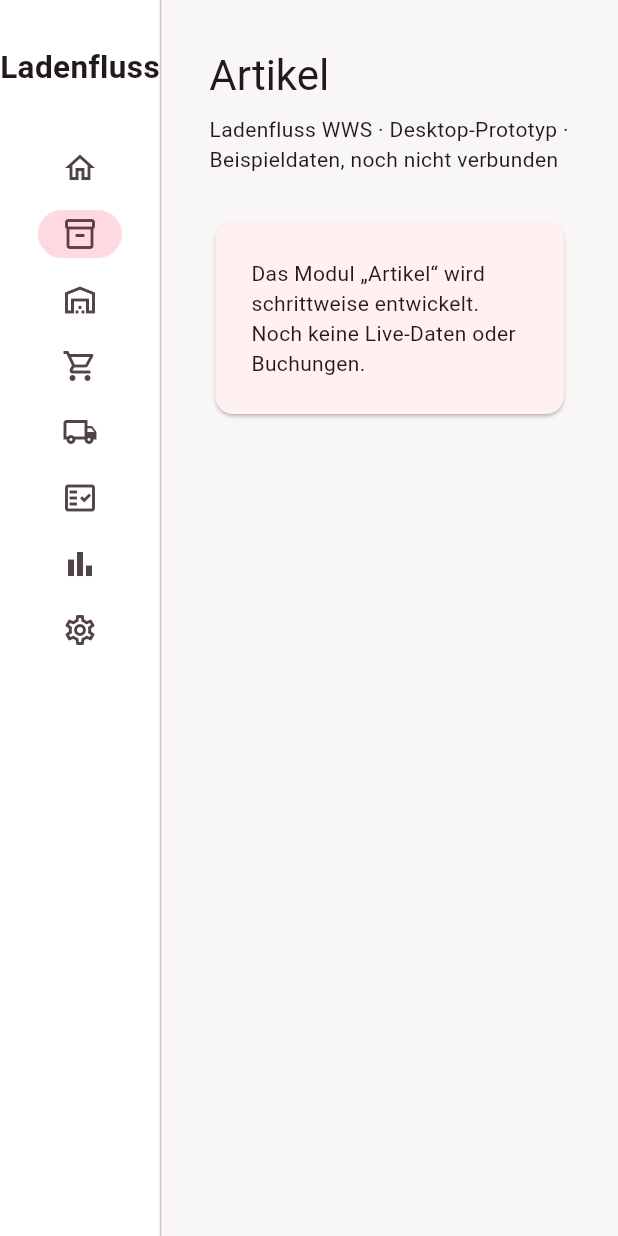
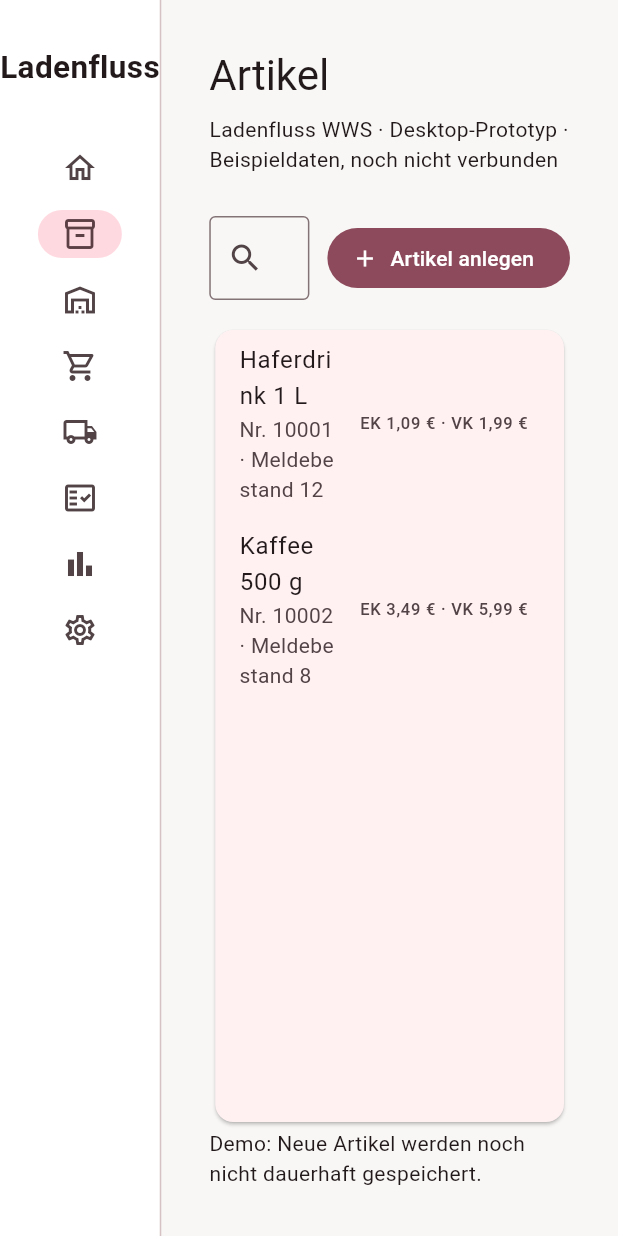
Before and after one commit to alexanderohm-netizen/ladenfluss-site, a Flutter app: the screen it shows after launch, after a tap on "Artikel", on a phone screen of 412 x 824 dp. Run offline on Flutter 3.47's test engine with Material 3 defaults, Android fonts, the phone set to English and light mode, and no system bars.

Commit message:
v1.5 WWS: connect article page to desktop navigation

```diff
--- a/desktop/lib/main.dart
+++ b/desktop/lib/main.dart
@@ -1,4 +1,5 @@
 import 'package:flutter/material.dart';
+import 'products_page.dart';
 
 void main() => runApp(const LadenflussApp());
 
@@ -74,7 +75,9 @@ class _WorkspaceState extends State<Workspace> {
                         _SignalCard(icon: Icons.sell_outlined, title: 'Preis prüfen', body: 'Beispiel: Ein Einkaufspreis ist gestiegen.'),
                       ],
                     ),
-                  ] else
+                  ] else if (selected == 1)
+                    const ProductsPage()
+                  else
                     Card(
                       child: Padding(
                         padding: const EdgeInsets.all(24),
```
